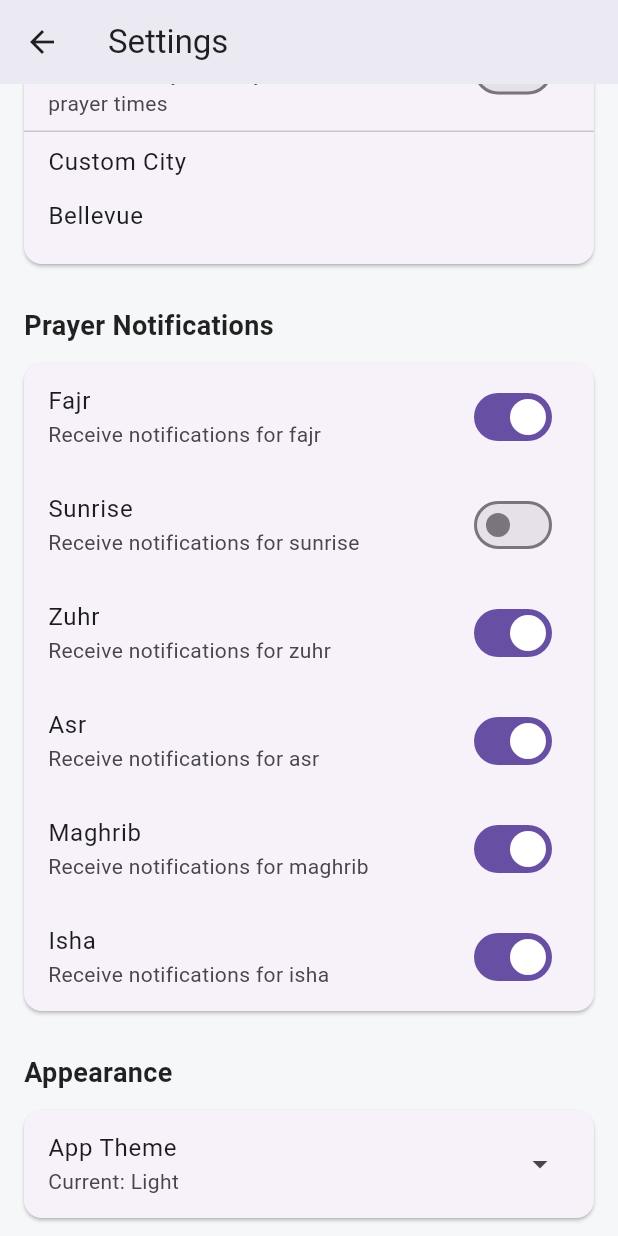
After one commit to burhanhaq/SimpleAzaan, a Flutter app: the SettingsScreen screen opened directly, scrolled down 111 dp, after a tap on "Use Current Location", on a phone screen of 412 x 824 dp. The commit adds this screen. Run offline on Flutter 3.47's test engine with Material 3 defaults, Android fonts, the phone set to English and light mode, and no system bars; our stand-ins replace geocoding, geolocator, shared_preferences; missing offline and left inert: flutter_widgetkit; accounts and stored records are empty; network calls fail.

Commit message:
Add settings screen ui

```diff
--- a/lib/constants.dart
+++ b/lib/constants.dart
@@ -8,3 +8,11 @@ enum PrayerTimeDisplay {
   prayerTime,
   timeToNextPrayer,
 }
+
+// Settings keys
+const String kUseCurrentLocationKey = 'use_current_location';
+const String kCustomCityKey = 'custom_city';
+const String kCustomStateKey = 'custom_state';
+const String kCustomCountryKey = 'custom_country';
+const String kThemeModeKey = 'theme_mode';
+const String kNotificationPrefix = 'notification_';
--- /dev/null
+++ b/lib/screens/settings/settings_screen.dart
@@ -0,0 +1,321 @@
+import 'package:flutter/material.dart';
+import 'package:geocoding/geocoding.dart';
+import 'package:geolocator/geolocator.dart';
+import 'package:simple_azaan/service/settings_service.dart';
+
+class SettingsScreen extends StatefulWidget {
+  const SettingsScreen({super.key});
+
+  @override
+  State<SettingsScreen> createState() => _SettingsScreenState();
+}
+
+class _SettingsScreenState extends State<SettingsScreen> {
+  final SettingsService _settingsService = SettingsService.instance;
+  late AppSettings _currentSettings;
+  final TextEditingController _cityController = TextEditingController();
+  bool _isLoading = true;
+  bool _isDetectingLocation = false;
+
+  @override
+  void initState() {
+    super.initState();
+    _loadSettings();
+  }
+
+  Future<void> _loadSettings() async {
+    try {
+      _currentSettings = await _settingsService.loadSettings();
+      _cityController.text = _currentSettings.customCity;
+      setState(() {
+        _isLoading = false;
+      });
+    } catch (e) {
+      setState(() {
+        _isLoading = false;
+      });
+    }
+  }
+
+  Future<void> _detectCurrentLocation() async {
+    setState(() {
+      _isDetectingLocation = true;
+    });
+
+    try {
+      LocationPermission permission = await Geolocator.checkPermission();
+      if (permission == LocationPermission.denied) {
+        permission = await Geolocator.requestPermission();
+        if (permission == LocationPermission.denied) {
+          if (mounted) {
+            ScaffoldMessenger.of(context).showSnackBar(
+              const SnackBar(content: Text('Location permission denied')),
+            );
+          }
+          return;
+        }
+      }
+
+      if (permission == LocationPermission.deniedForever) {
+        if (mounted) {
+          ScaffoldMessenger.of(context).showSnackBar(
+            const SnackBar(content: Text('Location permission permanently denied')),
+          );
+        }
+        return;
+      }
+
+      Position position = await Geolocator.getCurrentPosition(
+        desiredAccuracy: LocationAccuracy.high,
+      );
+
+      List<Placemark> placemarks = await placemarkFromCoordinates(
+        position.latitude,
+        position.longitude,
+      );
+
+      if (placemarks.isNotEmpty) {
+        final placemark = placemarks.first;
+        final city = placemark.locality ?? placemark.subAdministrativeArea ?? '';
+        final state = placemark.administrativeArea ?? '';
+        final country = placemark.country ?? '';
+
+        if (city.isNotEmpty) {
+          setState(() {
+            _currentSettings.customCity = city;
+            _currentSettings.customState = state;
+            _currentSettings.customCountry = country;
+            _cityController.text = city;
+          });
+
+          await _settingsService.updateLocationSettings(
+            customCity: city,
+            customState: state,
+            customCountry: country,
+          );
+
+          if (mounted) {
+            ScaffoldMessenger.of(context).showSnackBar(
+              SnackBar(content: Text('Location detected: $city, $state')),
+            );
+          }
+        }
+      }
+    } catch (e) {
+      if (mounted) {
+        ScaffoldMessenger.of(context).showSnackBar(
+          const SnackBar(content: Text('Failed to detect location')),
+        );
+      }
+    } finally {
+      setState(() {
+        _isDetectingLocation = false;
+      });
+    }
+  }
+
+  String _getPrayerDisplayName(PrayerType prayerType) {
+    switch (prayerType) {
+      case PrayerType.fajr:
+        return 'Fajr';
+      case PrayerType.sunrise:
+        return 'Sunrise';
+      case PrayerType.zuhr:
+        return 'Zuhr';
+      case PrayerType.asr:
+        return 'Asr';
+      case PrayerType.maghrib:
+        return 'Maghrib';
+      case PrayerType.isha:
+        return 'Isha';
+    }
+  }
+
+  String _getThemeDisplayName(AppThemeMode themeMode) {
+    switch (themeMode) {
+      case AppThemeMode.light:
+        return 'Light';
+      case AppThemeMode.dark:
+        return 'Dark';
+      case AppThemeMode.dual:
+        return 'Dual';
+    }
+  }
+
+  Widget _buildSectionTitle(String title) {
+    return Padding(
+      padding: const EdgeInsets.fromLTRB(16, 24, 16, 8),
+      child: Text(
+        title,
+        style: const TextStyle(
+          fontSize: 18,
+          fontWeight: FontWeight.bold,
+          color: Colors.black87,
+        ),
+      ),
+    );
+  }
+
+  Widget _buildLocationSection() {
+    return Card(
+      margin: const EdgeInsets.symmetric(horizontal: 16, vertical: 4),
+      child: Column(
+        children: [
+          SwitchListTile(
+            title: const Text('Use Current Location'),
+            subtitle: const Text('Automatically detect your location for prayer times'),
+            value: _currentSettings.useCurrentLocation,
+            onChanged: (value) async {
+              setState(() {
+                _currentSettings.useCurrentLocation = value;
+              });
+              await _settingsService.updateLocationSettings(
+                useCurrentLocation: value,
+              );
+            },
+          ),
+          if (!_currentSettings.useCurrentLocation) ...[
+            const Divider(height: 1),
+            ListTile(
+              title: const Text('Custom City'),
+              subtitle: TextField(
+                controller: _cityController,
+                decoration: const InputDecoration(
+                  hintText: 'Enter city name',
+                  border: InputBorder.none,
+                ),
+                onSubmitted: (value) async {
+                  setState(() {
+                    _currentSettings.customCity = value;
+                  });
+                  await _settingsService.updateLocationSettings(
+                    customCity: value,
+                  );
+                },
+              ),
+            ),
+          ],
+          if (_currentSettings.useCurrentLocation) ...[
+            const Divider(height: 1),
+            ListTile(
+              leading: _isDetectingLocation
+                  ? const SizedBox(
+                      width: 24,
+                      height: 24,
+                      child: CircularProgressIndicator(strokeWidth: 2),
+                    )
+                  : const Icon(Icons.location_searching),
+              title: const Text('Detect Location'),
+              subtitle: const Text('Use GPS to find your current city'),
+              onTap: _isDetectingLocation ? null : _detectCurrentLocation,
+            ),
+          ],
+        ],
+      ),
+    );
+  }
+
+  Widget _buildNotificationSection() {
+    return Card(
+      margin: const EdgeInsets.symmetric(horizontal: 16, vertical: 4),
+      child: Column(
+        children: PrayerType.values.map((prayerType) {
+          return SwitchListTile(
+            title: Text(_getPrayerDisplayName(prayerType)),
+            subtitle: Text('Receive notifications for ${_getPrayerDisplayName(prayerType).toLowerCase()}'),
+            value: _currentSettings.notificationSettings[prayerType] ?? false,
+            onChanged: (value) async {
+              setState(() {
+                _currentSettings.notificationSettings[prayerType] = value;
+              });
+              await _settingsService.updateNotificationSetting(prayerType, value);
+            },
+          );
+        }).toList(),
+      ),
+    );
+  }
+
+  Widget _buildThemeSection() {
+    return Card(
+      margin: const EdgeInsets.symmetric(horizontal: 16, vertical: 4),
+      child: Column(
+        children: [
+          ListTile(
+            title: const Text('App Theme'),
+            subtitle: Text('Current: ${_getThemeDisplayName(_currentSettings.themeMode)}'),
+            trailing: const Icon(Icons.arrow_drop_down),
+            onTap: () {
+              showDialog(
+                context: context,
+                builder: (context) => AlertDialog(
+                  title: const Text('Select Theme'),
+                  content: Column(
+                    mainAxisSize: MainAxisSize.min,
+                    children: AppThemeMode.values.map((themeMode) {
+                      return RadioListTile<AppThemeMode>(
+                        title: Text(_getThemeDisplayName(themeMode)),
+                        value: themeMode,
+                        groupValue: _currentSettings.themeMode,
+                        onChanged: (AppThemeMode? value) async {
+                          if (value != null) {
+                            setState(() {
+                              _currentSettings.themeMode = value;
+                            });
+                            await _settingsService.updateThemeMode(value);
+                            if (mounted) Navigator.of(context).pop();
+                          }
+                        },
+                      );
+                    }).toList(),
+                  ),
+                ),
+              );
+            },
+          ),
+        ],
+      ),
+    );
+  }
+
+  @override
+  Widget build(BuildContext context) {
+    if (_isLoading) {
+      return const Scaffold(
+        body: Center(
+          child: CircularProgressIndicator(),
+        ),
+      );
+    }
+
+    return Scaffold(
+      backgroundColor: const Color(0xfff6f7f9),
+      appBar: AppBar(
+        title: const Text('Settings'),
+        backgroundColor: Colors.transparent,
+        elevation: 0,
+        foregroundColor: Colors.black87,
+      ),
+      body: SingleChildScrollView(
+        child: Column(
+          crossAxisAlignment: CrossAxisAlignment.start,
+          children: [
+            _buildSectionTitle('Location'),
+            _buildLocationSection(),
+            _buildSectionTitle('Prayer Notifications'),
+            _buildNotificationSection(),
+            _buildSectionTitle('Appearance'),
+            _buildThemeSection(),
+            const SizedBox(height: 24),
+          ],
+        ),
+      ),
+    );
+  }
+
+  @override
+  void dispose() {
+    _cityController.dispose();
+    super.dispose();
+  }
+}
--- /dev/null
+++ b/lib/service/settings_service.dart
@@ -0,0 +1,127 @@
+import 'package:shared_preferences/shared_preferences.dart';
+
+enum AppThemeMode {
+  light,
+  dark,
+  dual,
+}
+
+enum PrayerType {
+  fajr,
+  sunrise,
+  zuhr,
+  asr,
+  maghrib,
+  isha,
+}
+
+class AppSettings {
+  bool useCurrentLocation;
+  String customCity;
+  String customState;
+  String customCountry;
+  Map<PrayerType, bool> notificationSettings;
+  AppThemeMode themeMode;
+
+  AppSettings({
+    this.useCurrentLocation = true,
+    this.customCity = 'Bellevue',
+    this.customState = 'WA',
+    this.customCountry = 'United States',
+    Map<PrayerType, bool>? notificationSettings,
+    this.themeMode = AppThemeMode.light,
+  }) : notificationSettings = notificationSettings ??
+            {
+              PrayerType.fajr: true,
+              PrayerType.sunrise: false,
+              PrayerType.zuhr: true,
+              PrayerType.asr: true,
+              PrayerType.maghrib: true,
+              PrayerType.isha: true,
+            };
+}
+
+class SettingsService {
+  static const String _useCurrentLocationKey = 'use_current_location';
+  static const String _customCityKey = 'custom_city';
+  static const String _customStateKey = 'custom_state';
+  static const String _customCountryKey = 'custom_country';
+  static const String _themeModeKey = 'theme_mode';
+  static const String _notificationPrefix = 'notification_';
+
+  static SettingsService? _instance;
+  static SettingsService get instance {
+    _instance ??= SettingsService._internal();
+    return _instance!;
+  }
+
+  SettingsService._internal();
+
+  Future<AppSettings> loadSettings() async {
+    final prefs = await SharedPreferences.getInstance();
+
+    final useCurrentLocation = prefs.getBool(_useCurrentLocationKey) ?? true;
+    final customCity = prefs.getString(_customCityKey) ?? 'Bellevue';
+    final customState = prefs.getString(_customStateKey) ?? 'WA';
+    final customCountry = prefs.getString(_customCountryKey) ?? 'United States';
+    final themeModeIndex = prefs.getInt(_themeModeKey) ?? 0;
+    final themeMode = AppThemeMode.values[themeModeIndex];
+
+    final notificationSettings = <PrayerType, bool>{};
+    for (final prayerType in PrayerType.values) {
+      final key = '$_notificationPrefix${prayerType.name}';
+      final defaultValue = prayerType == PrayerType.sunrise ? false : true;
+      notificationSettings[prayerType] = prefs.getBool(key) ?? defaultValue;
+    }
+
+    return AppSettings(
+      useCurrentLocation: useCurrentLocation,
+      customCity: customCity,
+      customState: customState,
+      customCountry: customCountry,
+      notificationSettings: notificationSettings,
+      themeMode: themeMode,
+    );
+  }
+
+  Future<void> saveSettings(AppSettings settings) async {
+    final prefs = await SharedPreferences.getInstance();
+
+    await prefs.setBool(_useCurrentLocationKey, settings.useCurrentLocation);
+    await prefs.setString(_customCityKey, settings.customCity);
+    await prefs.setString(_customStateKey, settings.customState);
+    await prefs.setString(_customCountryKey, settings.customCountry);
+    await prefs.setInt(_themeModeKey, settings.themeMode.index);
+
+    for (final entry in settings.notificationSettings.entries) {
+      final key = '$_notificationPrefix${entry.key.name}';
+      await prefs.setBool(key, entry.value);
+    }
+  }
+
+  Future<void> updateNotificationSetting(PrayerType prayerType, bool enabled) async {
+    final settings = await loadSettings();
+    settings.notificationSettings[prayerType] = enabled;
+    await saveSettings(settings);
+  }
+
+  Future<void> updateLocationSettings({
+    bool? useCurrentLocation,
+    String? customCity,
+    String? customState,
+    String? customCountry,
+  }) async {
+    final settings = await loadSettings();
+    if (useCurrentLocation != null) settings.useCurrentLocation = useCurrentLocation;
+    if (customCity != null) settings.customCity = customCity;
+    if (customState != null) settings.customState = customState;
+    if (customCountry != null) settings.customCountry = customCountry;
+    await saveSettings(settings);
+  }
+
+  Future<void> updateThemeMode(AppThemeMode themeMode) async {
+    final settings = await loadSettings();
+    settings.themeMode = themeMode;
+    await saveSettings(settings);
+  }
+}
--- a/pubspec.yaml
+++ b/pubspec.yaml
@@ -39,6 +39,9 @@ dependencies:
   intl: ^0.18.0
   # google_fonts: ^4.0.3
   get: ^4.6.5
+  shared_preferences: ^2.2.2
+  geolocator: ^10.1.0
+  geocoding: ^3.0.0
 
 dev_dependencies:
   flutter_test:
```
Also changed, not shown: lib/screens/home/home_screen_2.dart (+30 -13 lines), lib/screens/home/menu_icon_widget.dart (+9 -1 lines), pubspec.lock, 4 other files.
